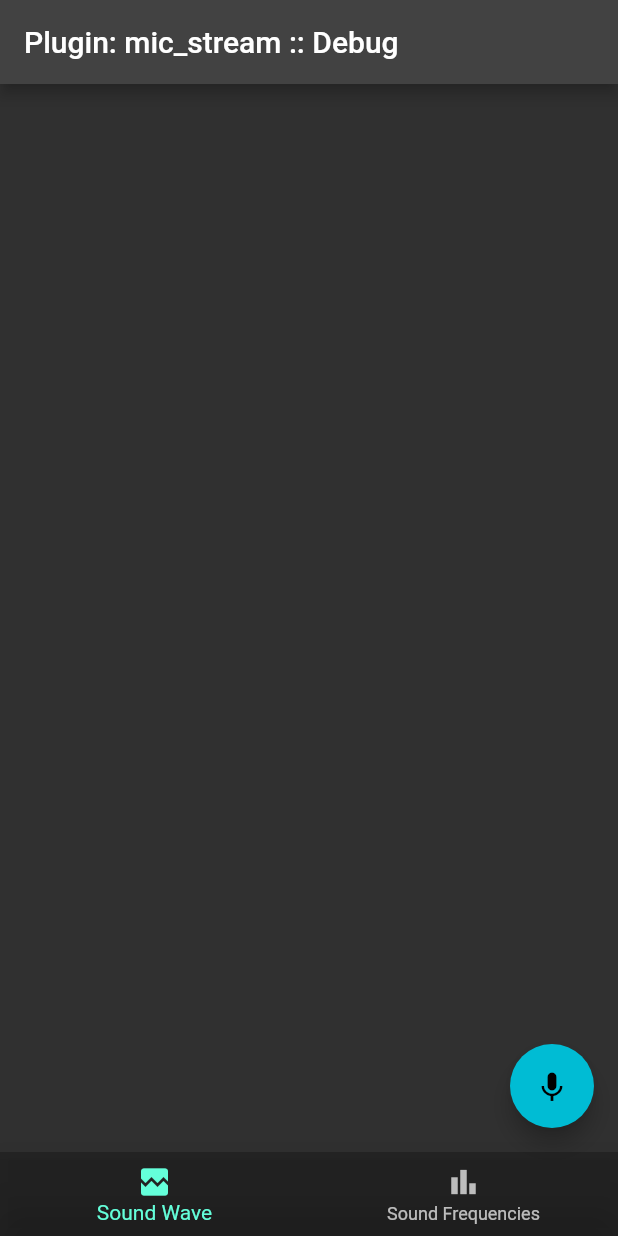
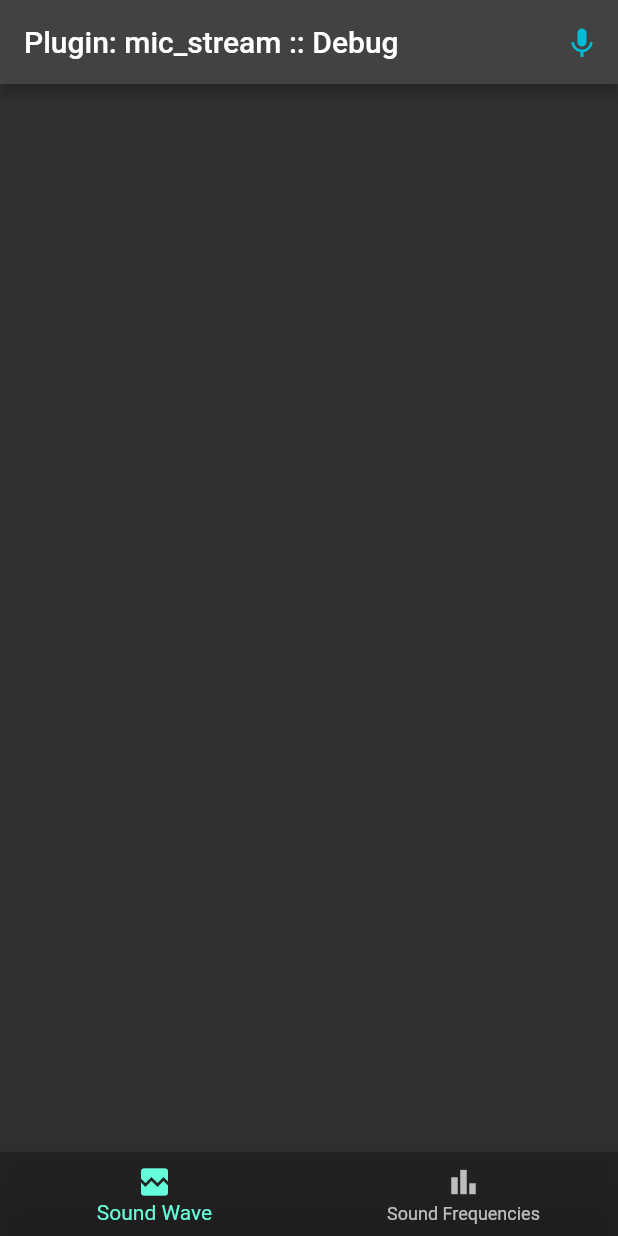
Before and after one commit to sthefanoss/microphone_fft_test, a Flutter app: the screen it shows after launch, on a phone screen of 412 x 824 dp. Run offline on Flutter 3.47's test engine with Material 2 defaults, Android fonts, the phone set to English and light mode, and no system bars; our stand-ins replace fl_chart; missing offline and left inert: fft, mic_stream.

Commit message:
change start recording icon

```diff
--- a/lib/main.dart
+++ b/lib/main.dart
@@ -173,12 +173,14 @@ class _MicStreamExampleAppState extends State<MicStreamExampleApp>
         home: Scaffold(
           appBar: AppBar(
             title: const Text('Plugin: mic_stream :: Debug'),
-          ),
-          floatingActionButton: FloatingActionButton(
-            onPressed: _controlMicStream,
-            child: _getIcon(),
-            backgroundColor: _getBgColor(),
-            tooltip: (isRecording) ? "Stop recording" : "Start recording",
+            actions: [
+              IconButton(
+                onPressed: _controlMicStream,
+                icon: _getIcon(),
+                color: _getBgColor(),
+                tooltip: (isRecording) ? "Stop recording" : "Start recording",
+              )
+            ],
           ),
           bottomNavigationBar: BottomNavigationBar(
             items: [
```
